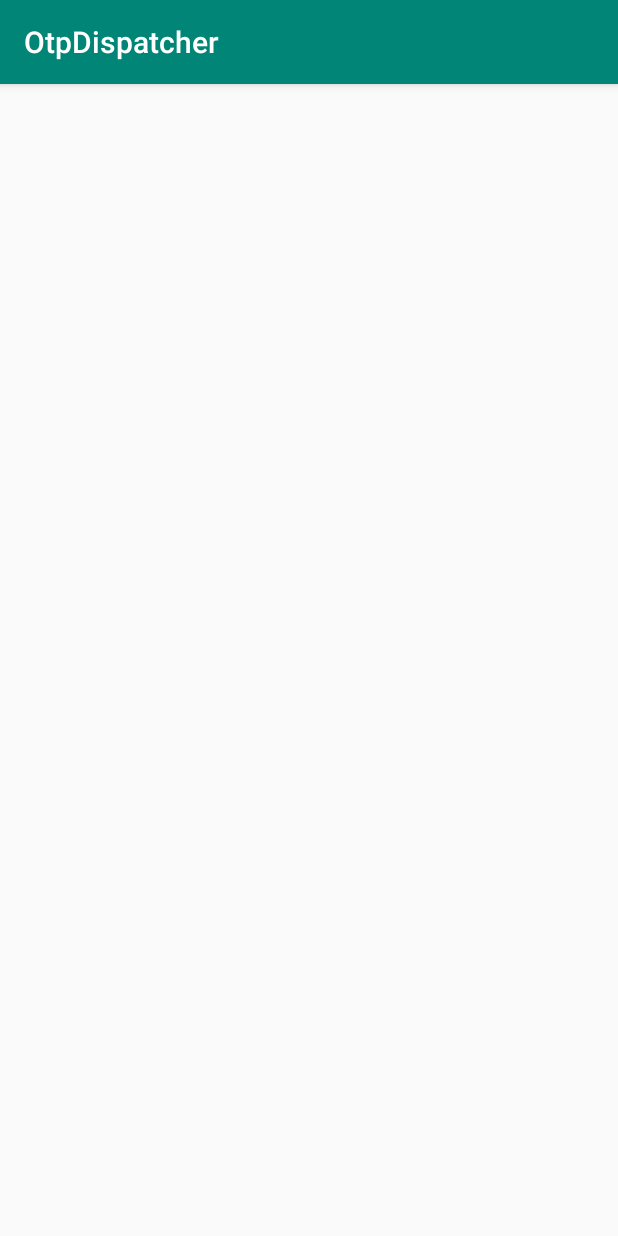
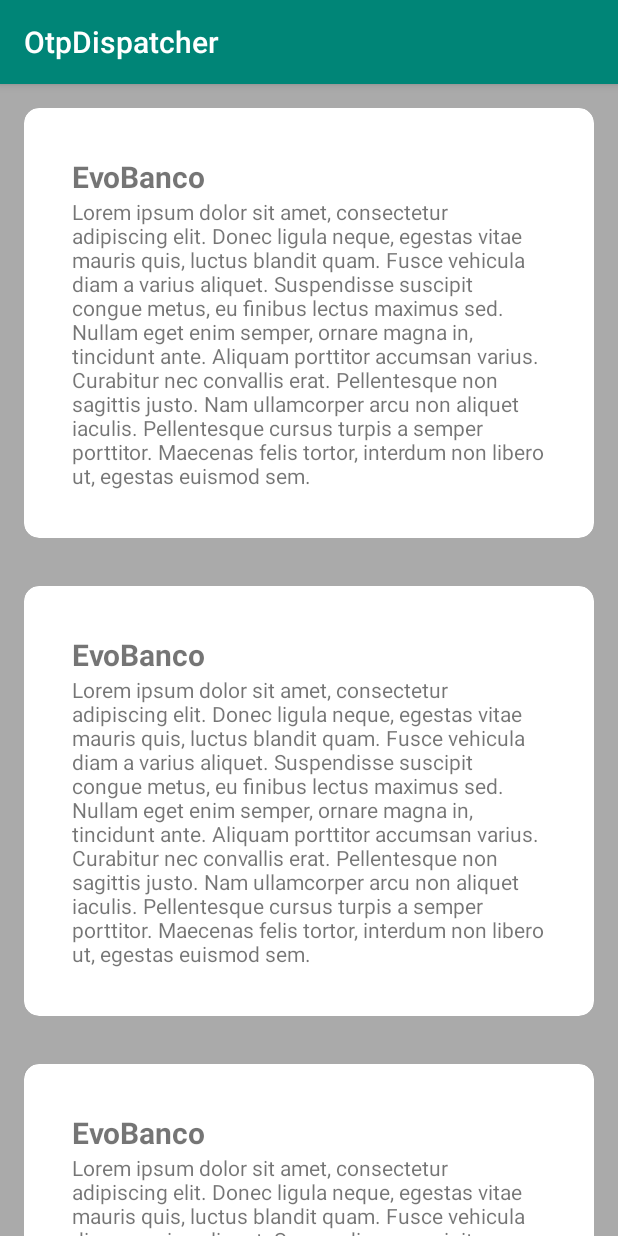
Before and after one commit to Gunmer/otp-dispacher, an Android app: the screen it shows after launch (MainActivity), on a phone screen of 412 x 824 dp. Run offline under Robolectric (Android 15) with nearby library versions, the phone set to English and light mode, and no system bars.

Commit message:
Add message list

```diff
--- a/app/build.gradle
+++ b/app/build.gradle
@@ -1,7 +1,5 @@
 apply plugin: 'com.android.application'
-
 apply plugin: 'kotlin-android'
-
 apply plugin: 'kotlin-android-extensions'
 
 android {
@@ -22,11 +20,18 @@ android {
     }
 }
 
+androidExtensions {
+    experimental = true
+}
+
 dependencies {
     implementation fileTree(dir: 'libs', include: ['*.jar'])
     implementation "org.jetbrains.kotlin:kotlin-stdlib-jdk7:$kotlin_version"
     implementation 'com.android.support:appcompat-v7:28.0.0'
     implementation 'com.android.support.constraint:constraint-layout:1.1.3'
+    implementation 'com.android.support:recyclerview-v7:28.0.0'
+    implementation 'com.android.support:cardview-v7:28.0.0'
+
     testImplementation 'junit:junit:4.12'
     androidTestImplementation 'com.android.support.test:runner:1.0.2'
     androidTestImplementation 'com.android.support.test.espresso:espresso-core:3.0.2'
--- a/app/src/main/java/com/innocv/otpdispatcher/MainActivity.kt
+++ b/app/src/main/java/com/innocv/otpdispatcher/MainActivity.kt
@@ -2,6 +2,9 @@ package com.innocv.otpdispatcher
 
 import android.os.Bundle
 import android.support.v7.app.AppCompatActivity
+import android.support.v7.widget.LinearLayoutManager
+import kotlinx.android.synthetic.main.activity_main.*
+import java.util.*
 
 class MainActivity : AppCompatActivity() {
 
@@ -9,4 +12,19 @@ class MainActivity : AppCompatActivity() {
         super.onCreate(savedInstanceState)
         setContentView(R.layout.activity_main)
     }
+
+    override fun onResume() {
+        super.onResume()
+
+        val smsMessage = SmsMessage(
+            "EvoBanco",
+            "Lorem ipsum dolor sit amet, consectetur adipiscing elit. Donec ligula neque, egestas vitae mauris quis, luctus blandit quam. Fusce vehicula diam a varius aliquet. Suspendisse suscipit congue metus, eu finibus lectus maximus sed. Nullam eget enim semper, ornare magna in, tincidunt ante. Aliquam porttitor accumsan varius. Curabitur nec convallis erat. Pellentesque non sagittis justo. Nam ullamcorper arcu non aliquet iaculis. Pellentesque cursus turpis a semper porttitor. Maecenas felis tortor, interdum non libero ut, egestas euismod sem."
+        )
+
+        val messages = Collections.nCopies(10, smsMessage)
+
+        messagesRecyclerView.adapter = SmsMessageAdapter(messages)
+        messagesRecyclerView.layoutManager = LinearLayoutManager(this)
+    }
+
 }
--- /dev/null
+++ b/app/src/main/java/com/innocv/otpdispatcher/SmsMessage.kt
@@ -0,0 +1,6 @@
+package com.innocv.otpdispatcher
+
+data class SmsMessage(
+    val sender: String,
+    val message: String
+)
--- /dev/null
+++ b/app/src/main/java/com/innocv/otpdispatcher/SmsMessageAdapter.kt
@@ -0,0 +1,33 @@
+package com.innocv.otpdispatcher
+
+import android.support.v7.widget.RecyclerView
+import android.view.LayoutInflater
+import android.view.View
+import android.view.ViewGroup
+import kotlinx.android.extensions.LayoutContainer
+import kotlinx.android.synthetic.main.sms_card_layout.*
+
+class SmsMessageAdapter(var datasource: List<SmsMessage>) : RecyclerView.Adapter<SmsMessageAdapter.SmsMessageViewHolder>() {
+    class SmsMessageViewHolder(override val containerView: View) : RecyclerView.ViewHolder(containerView), LayoutContainer {
+
+        fun bindMessage(smsMessage: SmsMessage) {
+            senderLabel.text = smsMessage.sender
+            messageLabel.text = smsMessage.message
+        }
+    }
+
+    override fun onCreateViewHolder(parent: ViewGroup, viewType: Int): SmsMessageViewHolder {
+        val smsCardLayout = LayoutInflater.from(parent.context).inflate(R.layout.sms_card_layout, parent, false)
+        return SmsMessageViewHolder(smsCardLayout)
+    }
+
+    override fun getItemCount(): Int {
+        return datasource.size
+    }
+
+    override fun onBindViewHolder(holder: SmsMessageViewHolder, position: Int) {
+        val smsMessage = datasource[position]
+        holder.bindMessage(smsMessage)
+    }
+
+}
--- a/app/src/main/res/layout/activity_main.xml
+++ b/app/src/main/res/layout/activity_main.xml
@@ -1,9 +1,19 @@
 <?xml version="1.0" encoding="utf-8"?>
-<android.support.constraint.ConstraintLayout
-		xmlns:android="http://schemas.android.com/apk/res/android"
-		xmlns:tools="http://schemas.android.com/tools"
-		android:layout_width="match_parent"
-		android:layout_height="match_parent"
-		tools:context=".MainActivity">
+<FrameLayout
+        xmlns:android="http://schemas.android.com/apk/res/android"
+        xmlns:tools="http://schemas.android.com/tools"
+        android:layout_width="match_parent"
+        android:layout_height="match_parent"
+        tools:context=".MainActivity">
 
-</android.support.constraint.ConstraintLayout>
+    <android.support.v7.widget.RecyclerView
+            android:id="@+id/messagesRecyclerView"
+            android:layout_width="match_parent"
+            android:layout_height="match_parent"
+            android:scrollbars="vertical"
+            android:background="@android:color/darker_gray"
+            tools:listitem="@layout/sms_card_layout">
+
+    </android.support.v7.widget.RecyclerView>
+
+</FrameLayout>
--- /dev/null
+++ b/app/src/main/res/layout/sms_card_layout.xml
@@ -0,0 +1,40 @@
+<?xml version="1.0" encoding="utf-8"?>
+<FrameLayout
+        xmlns:android="http://schemas.android.com/apk/res/android"
+        xmlns:card_view="http://schemas.android.com/apk/res-auto"
+        xmlns:tools="http://schemas.android.com/tools"
+        android:layout_width="wrap_content"
+        android:layout_height="wrap_content"
+        android:background="@android:color/transparent"
+        android:layout_margin="16dp">
+
+    <android.support.v7.widget.CardView
+            android:layout_width="match_parent"
+            android:layout_height="wrap_content"
+            card_view:cardCornerRadius="10dp">
+
+        <LinearLayout
+                android:layout_width="match_parent"
+                android:layout_height="wrap_content"
+                android:layout_margin="32dp"
+                android:orientation="vertical">
+
+            <TextView
+                    android:id="@+id/senderLabel"
+                    android:layout_width="match_parent"
+                    android:layout_height="wrap_content"
+                    android:textSize="20sp"
+                    android:textStyle="bold"
+                    tools:text="EvoBanco"/>
+
+            <TextView
+                    android:id="@+id/messageLabel"
+                    android:layout_width="match_parent"
+                    android:layout_height="wrap_content"
+                    tools:text="Lorem ipsum dolor sit amet, consectetur adipiscing elit. Donec ligula neque, egestas vitae mauris quis, luctus blandit quam. Fusce vehicula diam a varius aliquet. Suspendisse suscipit congue metus, eu finibus lectus maximus sed. Nullam eget enim semper, ornare magna in, tincidunt ante. Aliquam porttitor accumsan varius. Curabitur nec convallis erat. Pellentesque non sagittis justo. Nam ullamcorper arcu non aliquet iaculis. Pellentesque cursus turpis a semper porttitor. Maecenas felis tortor, interdum non libero ut, egestas euismod sem."/>
+
+        </LinearLayout>
+
+    </android.support.v7.widget.CardView>
+
+</FrameLayout>
```
